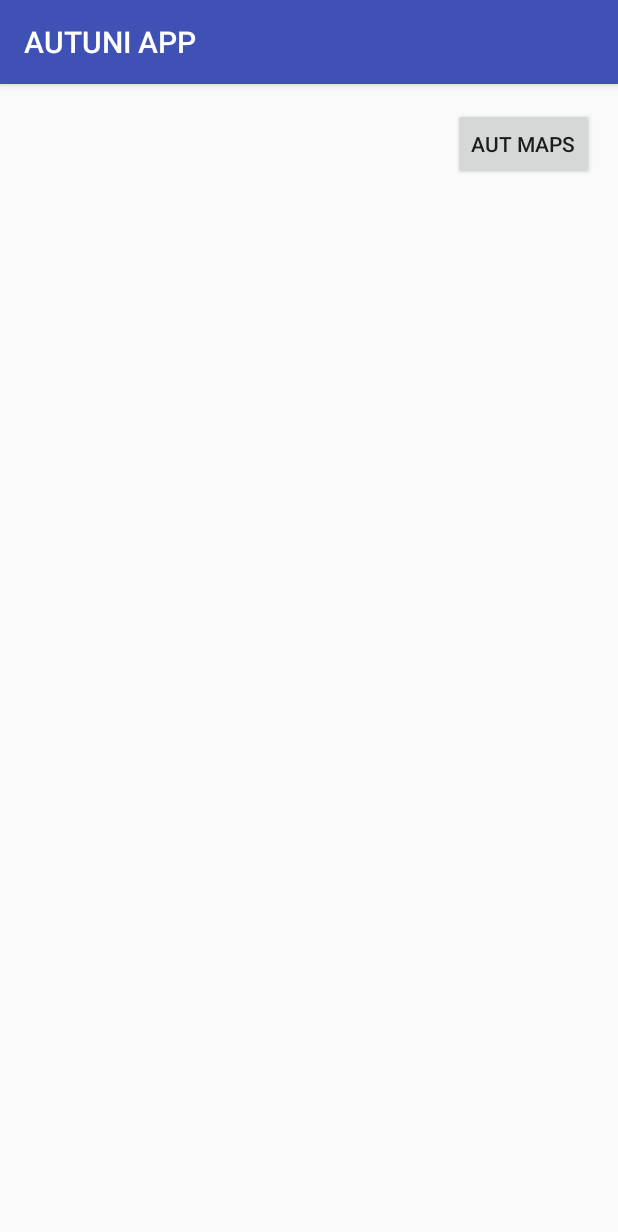
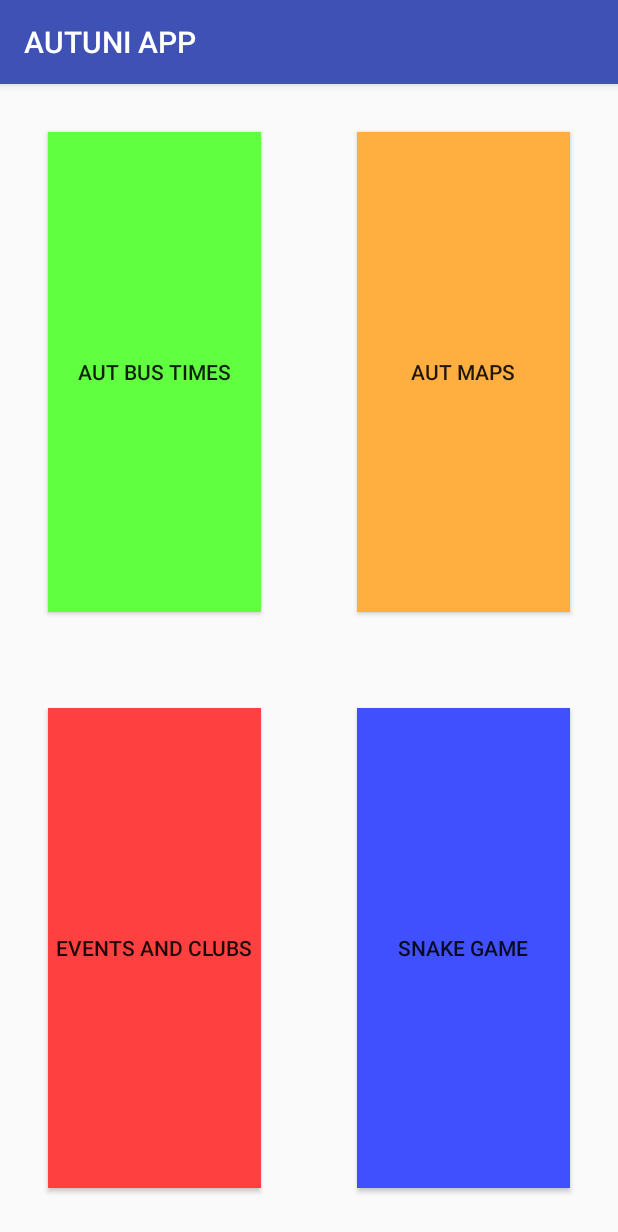
Before and after one commit to PhilipAUT/sdp2018, an Android app: the screen it shows after launch (MainMenu), on a phone screen of 412 x 824 dp. Shown: the top 1232 px of the screen. Run offline under Robolectric (Android 15) with nearby library versions, the phone set to English and light mode, and no system bars.

Commit message:
Updated Interface and Maps

```diff
--- a/app/src/main/java/com/aut/sdp2018/autuniapp/AUTMap.java
+++ b/app/src/main/java/com/aut/sdp2018/autuniapp/AUTMap.java
@@ -140,6 +140,32 @@ public class AUTMap extends AppCompatActivity implements OnMapReadyCallback, Goo
         whBuilding.setFillColor(0xffA57F17);
         whBuilding.setTag("AUT WH Building");
 
+        Polygon wzBuilding = googleMap.addPolygon(new PolygonOptions()
+                .clickable(true)
+                .add(
+                        new LatLng(-36.853929, 174.766385),
+                        new LatLng(-36.854018, 174.767160),
+                        new LatLng(-36.854212, 174.767136),
+                        new LatLng(-36.854121, 174.766355)));
+// Store a data object with the polygon, used here to indicate an arbitrary type.
+        wzBuilding.setFillColor(0xff127F17);
+        wzBuilding.setTag("AUT WZ Building");
+
+        Polygon wfBuilding = googleMap.addPolygon(new PolygonOptions()
+                .clickable(true)
+                .add(
+                        new LatLng(-36.853265, 174.765371),
+                        new LatLng(-36.853316, 174.765435),
+                        new LatLng(-36.853447, 174.765285),
+                        new LatLng(-36.853529, 174.765359),
+                        new LatLng(-36.853467, 174.765539),
+                        new LatLng(-36.853536, 174.765577),
+                        new LatLng(-36.853712, 174.765109),
+                        new LatLng(-36.853545, 174.765023)));
+// Store a data object with the polygon, used here to indicate an arbitrary type.
+        wfBuilding.setFillColor(0xffABAD17);
+        wfBuilding.setTag("AUT WF Building");
+
 
         Polygon wgBuilding = googleMap.addPolygon(new PolygonOptions()
                 .clickable(true)
--- a/app/src/main/res/layout/activity_main_menu.xml
+++ b/app/src/main/res/layout/activity_main_menu.xml
@@ -8,12 +8,62 @@
 
     <Button
         android:id="@+id/button"
-        android:layout_width="wrap_content"
-        android:layout_height="wrap_content"
-        android:layout_marginEnd="16dp"
-        android:layout_marginTop="16dp"
+        android:layout_width="0dp"
+        android:layout_height="0dp"
+        android:layout_marginBottom="32dp"
+        android:layout_marginEnd="32dp"
+        android:layout_marginStart="32dp"
+        android:layout_marginTop="32dp"
+        android:background="@color/mapColour"
         android:onClick="openMapActivity"
         android:text="@string/map_button"
+        app:layout_constraintBottom_toTopOf="@+id/button4"
         app:layout_constraintEnd_toEndOf="parent"
+        app:layout_constraintStart_toEndOf="@+id/button2"
         app:layout_constraintTop_toTopOf="parent" />
+
+    <Button
+        android:id="@+id/button2"
+        android:layout_width="0dp"
+        android:layout_height="0dp"
+        android:layout_marginBottom="32dp"
+        android:layout_marginEnd="32dp"
+        android:layout_marginStart="32dp"
+        android:layout_marginTop="32dp"
+        android:background="@color/BusCoulor"
+        android:text="@string/bustime_button"
+        app:layout_constraintBottom_toTopOf="@+id/button3"
+        app:layout_constraintEnd_toStartOf="@+id/button"
+        app:layout_constraintStart_toStartOf="parent"
+        app:layout_constraintTop_toTopOf="parent" />
+
+    <Button
+        android:id="@+id/button3"
+        android:layout_width="0dp"
+        android:layout_height="0dp"
+        android:layout_marginBottom="32dp"
+        android:layout_marginEnd="32dp"
+        android:layout_marginStart="32dp"
+        android:layout_marginTop="32dp"
+        android:background="@color/eventColour"
+        android:text="@string/event_button"
+        app:layout_constraintBottom_toBottomOf="parent"
+        app:layout_constraintEnd_toStartOf="@+id/button4"
+        app:layout_constraintStart_toStartOf="parent"
+        app:layout_constraintTop_toBottomOf="@+id/button2" />
+
+    <Button
+        android:id="@+id/button4"
+        android:layout_width="0dp"
+        android:layout_height="0dp"
+        android:layout_marginBottom="32dp"
+        android:layout_marginEnd="32dp"
+        android:layout_marginStart="32dp"
+        android:layout_marginTop="32dp"
+        android:background="@color/snakeColour"
+        android:text="@string/gamelauncher_button"
+        app:layout_constraintBottom_toBottomOf="parent"
+        app:layout_constraintEnd_toEndOf="parent"
+        app:layout_constraintStart_toEndOf="@+id/button3"
+        app:layout_constraintTop_toBottomOf="@+id/button" />
 </android.support.constraint.ConstraintLayout>
--- a/app/src/main/res/values/colors.xml
+++ b/app/src/main/res/values/colors.xml
@@ -3,4 +3,8 @@
     <color name="colorPrimary">#3F51B5</color>
     <color name="colorPrimaryDark">#303F9F</color>
     <color name="colorAccent">#FF4081</color>
+    <color name="mapColour">#ffaf40</color>
+    <color name="eventColour">#ff4040</color>
+    <color name="snakeColour">#4050ff</color>
+    <color name="BusCoulor">#60ff40</color>
 </resources>
--- a/app/src/main/res/values/strings.xml
+++ b/app/src/main/res/values/strings.xml
@@ -1,6 +1,9 @@
 <resources>
     <string name="app_name">AUTUNI APP</string>
     <string name="map_button">AUT MAPS</string>
+    <string name="event_button">EVENTS and CLUBS</string>
+    <string name="bustime_button">AUT BUS TIMES</string>
+    <string name="gamelauncher_button">SNAKE GAME</string>
     <string name="title_activity_autmap">Map</string>
     <string name="title_activity_maps">AUT Map</string>
     <string name="location_permission_denied">Location Denied</string>
```
